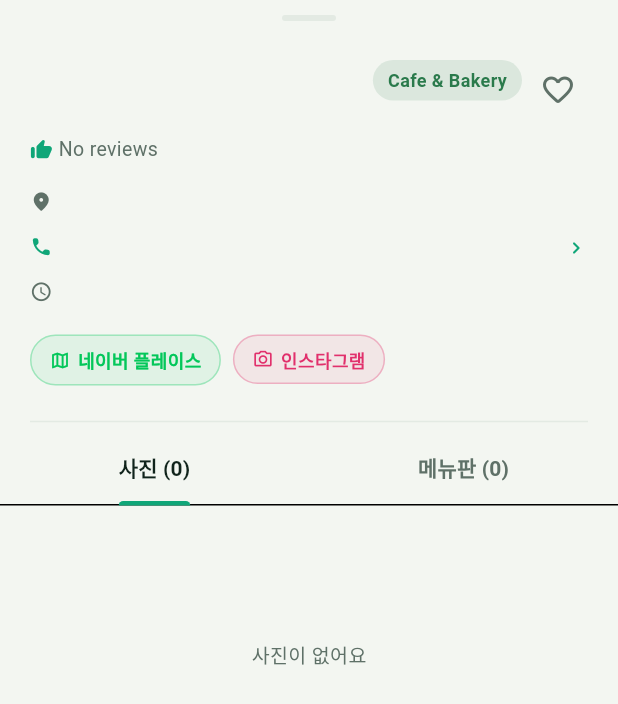
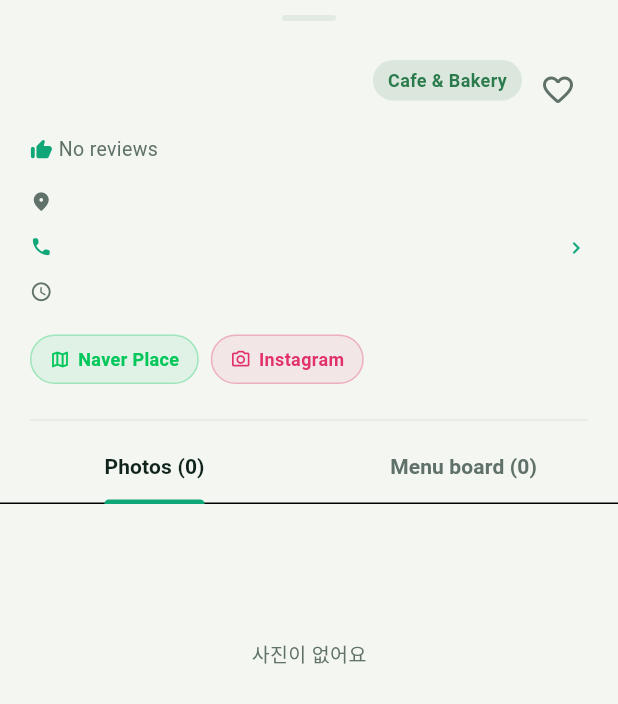
Before and after one commit to hongbomshin-lab/CUBED_v2, a Flutter app: the StoreDetailSheet widget shown alone on an empty page, opened directly with empty values, on a phone screen of 412 x 824 dp. Shown: the top 704 px of the screen. Run offline on Flutter 3.47's test engine with Material 3 defaults, Android fonts, the phone set to English and light mode, and no system bars; our stand-ins replace cached_network_image, flutter_image_compress, flutter_riverpod, geolocator, image_picker, shared_preferences and 4 more; missing offline and left inert: dart:js_interop, flutter_naver_map, mobile_scanner; accounts and stored records are empty; network calls fail; Roboto replaces fonts that are missing (Pretendard).

Commit message:
feat(i18n): 매장 상세 전체 다국어 — 고정 UI + serving·주소 데이터
매장 상세가 외국어에서도 전부 번역되도록:
- 고정 UI(ui_strings): 사진/메뉴판 탭, 리뷰 제목, '아직 리뷰 없어요',
  메뉴판 제보/리뷰 쓰기, 네이버 플레이스/인스타그램, 추천·비추천, 수정·삭제, 원 접미사
- 데이터(dict): serving(1잔·1인분), 주소(store_addr) 번역 경로 추가
- 리얼식단 전북도청점: 메뉴명·설명·serving·주소 en/ja/zh 데이터(SQL) 채움
  (고정 UI는 전 매장 공통 적용 — 원래 그래야 맞음)

```diff
--- a/lib/features/map/widgets/store_detail_sheet.dart
+++ b/lib/features/map/widgets/store_detail_sheet.dart
@@ -237,6 +237,7 @@ class _StoreDetailSheetState extends ConsumerState<StoreDetailSheet>
     // 리뷰 목록(실시간) — 작성/수정 후 카운트·목록 즉시 반영.
     final reviewsAsync = ref.watch(storeReviewsProvider(s.id));
     final myId = ref.watch(currentUserProvider)?.id; // 내 리뷰 수정·삭제 노출용
+    final dict = ref.watch(dictProvider); // 주소 등 DB 값 번역용
     final liveReviews = reviewsAsync.valueOrNull;
     final reviewCount = liveReviews?.length ?? s.reviewCount;
     final recommendCount = liveReviews != null
@@ -335,7 +336,8 @@ class _StoreDetailSheetState extends ConsumerState<StoreDetailSheet>
 
                       // 주소
                       _InfoRow(
-                          icon: Icons.location_on_rounded, text: s.address),
+                          icon: Icons.location_on_rounded,
+                          text: dict.storeAddr(s.address)),
                       if (s.phone != null)
                         _InfoRow(
                           icon: Icons.phone_rounded,
@@ -353,14 +355,14 @@ class _StoreDetailSheetState extends ConsumerState<StoreDetailSheet>
                         Wrap(spacing: 8, children: [
                           if (s.naverPlaceUrl != null)
                             _LinkButton(
-                              label: '네이버 플레이스',
+                              label: uiText('naverPlace', menuLang),
                               icon: Icons.map_outlined,
                               color: const Color(0xFF03C75A),
                               onTap: () => _launchWeb(s.naverPlaceUrl!),
                             ),
                           if (s.instagramUrl != null)
                             _LinkButton(
-                              label: '인스타그램',
+                              label: uiText('instagram', menuLang),
                               icon: Icons.camera_alt_outlined,
                               color: const Color(0xFFE1306C),
                               onTap: () => _launchInstagram(s.instagramUrl!),
@@ -389,8 +391,12 @@ class _StoreDetailSheetState extends ConsumerState<StoreDetailSheet>
                   labelStyle: const TextStyle(
                       fontWeight: FontWeight.w700, fontSize: 14),
                   tabs: [
-                    Tab(text: '사진 (${_gallery.length})'),
-                    Tab(text: '메뉴판 (${_menuBoards.length})'),
+                    Tab(
+                        text:
+                            '${uiText('photosTab', menuLang)} (${_gallery.length})'),
+                    Tab(
+                        text:
+                            '${uiText('menuBoardTab', menuLang)} (${_menuBoards.length})'),
                   ],
                 ),
                 SizedBox(
@@ -412,7 +418,7 @@ class _StoreDetailSheetState extends ConsumerState<StoreDetailSheet>
                     children: [
                       const Divider(color: CubedColors.line),
                       const SizedBox(height: 4),
-                      Text('리뷰 $reviewCount',
+                      Text('${uiText('reviewsTitle', menuLang)} $reviewCount',
                           style: const TextStyle(
                               fontSize: 15, fontWeight: FontWeight.w800)),
                       const SizedBox(height: 10),
@@ -421,17 +427,18 @@ class _StoreDetailSheetState extends ConsumerState<StoreDetailSheet>
                           padding: EdgeInsets.symmetric(vertical: 16),
                           child: Center(child: CircularProgressIndicator()),
                         ),
-                        error: (_, __) => const Padding(
-                          padding: EdgeInsets.symmetric(vertical: 16),
-                          child: Text('리뷰를 불러오지 못했어요',
-                              style: TextStyle(
+                        error: (_, __) => Padding(
+                          padding: const EdgeInsets.symmetric(vertical: 16),
+                          child: Text(uiText('reviewLoadFailed', menuLang),
+                              style: const TextStyle(
                                   color: CubedColors.inkSoft, fontSize: 13)),
                         ),
                         data: (reviews) => reviews.isEmpty
-                            ? const Padding(
-                                padding: EdgeInsets.symmetric(vertical: 16),
-                                child: Text('아직 리뷰가 없어요. 첫 리뷰를 남겨보세요!',
-                                    style: TextStyle(
+                            ? Padding(
+                                padding:
+                                    const EdgeInsets.symmetric(vertical: 16),
+                                child: Text(uiText('noReviewYet', menuLang),
+                                    style: const TextStyle(
                                         color: CubedColors.inkSoft,
                                         fontSize: 13)),
                               )
@@ -440,6 +447,7 @@ class _StoreDetailSheetState extends ConsumerState<StoreDetailSheet>
                                   for (final r in reviews)
                                     _ReviewTile(
                                       review: r,
+                                      lang: menuLang,
                                       isMine: myId != null && r.userId == myId,
                                       onEdit: _onWriteReview,
                                       onDelete: () => _onDeleteReview(r),
@@ -460,7 +468,7 @@ class _StoreDetailSheetState extends ConsumerState<StoreDetailSheet>
                       child: OutlinedButton.icon(
                         onPressed: _onReportMenuBoard,
                         icon: const Icon(Icons.camera_alt_rounded, size: 16),
-                        label: const Text('메뉴판 제보'),
+                        label: Text(uiText('reportMenuBoard', menuLang)),
                         style: OutlinedButton.styleFrom(
                           foregroundColor: CubedColors.inkSoft,
                           side: const BorderSide(color: CubedColors.line),
@@ -473,7 +481,7 @@ class _StoreDetailSheetState extends ConsumerState<StoreDetailSheet>
                       child: FilledButton.icon(
                         onPressed: _onWriteReview,
                         icon: const Icon(Icons.rate_review_rounded, size: 16),
-                        label: const Text('리뷰 쓰기'),
+                        label: Text(uiText('writeReview', menuLang)),
                         style: FilledButton.styleFrom(
                           backgroundColor: CubedColors.brand,
                           padding: const EdgeInsets.symmetric(vertical: 13),
@@ -688,9 +696,10 @@ class _MenuTile extends StatelessWidget {
   Widget build(BuildContext context) {
     // 보조 정보(칼로리·가격·기준량)는 있는 것만 이어 붙인다.
     final sub = <String>[
-      if (menu.serving != null) menu.serving!,
+      if (menu.serving != null) dict.serving(menu.serving!),
       if (menu.calories != null) '${_fmt(menu.calories!)} kcal',
-      if (menu.priceWon != null) '${_won(menu.priceWon!)}원',
+      if (menu.priceWon != null)
+        '${_won(menu.priceWon!)}${uiText('wonSuffix', lang)}',
     ];
 
     return Padding(
@@ -875,11 +884,13 @@ class _LinkButton extends StatelessWidget {
 class _ReviewTile extends StatelessWidget {
   const _ReviewTile({
     required this.review,
+    required this.lang,
     this.isMine = false,
     this.onEdit,
     this.onDelete,
   });
   final StoreReview review;
+  final AppLang lang;
   final bool isMine;
   final VoidCallback? onEdit;
   final VoidCallback? onDelete;
@@ -911,7 +922,7 @@ class _ReviewTile extends StatelessWidget {
             Icon(rec ? Icons.thumb_up_rounded : Icons.thumb_down_rounded,
                 size: 14, color: rec ? CubedColors.brand : CubedColors.inkSoft),
             const SizedBox(width: 5),
-            Text(rec ? '추천' : '비추천',
+            Text(uiText(rec ? 'recommend' : 'notRecommend', lang),
                 style: TextStyle(
                     fontSize: 12,
                     fontWeight: FontWeight.w800,
@@ -922,8 +933,11 @@ class _ReviewTile extends StatelessWidget {
                     const TextStyle(fontSize: 11, color: CubedColors.inkSoft)),
             if (isMine) ...[
               const SizedBox(width: 4),
-              _MineAction(label: '수정', onTap: onEdit),
-              _MineAction(label: '삭제', onTap: onDelete, danger: true),
+              _MineAction(label: uiText('editAction', lang), onTap: onEdit),
+              _MineAction(
+                  label: uiText('deleteAction', lang),
+                  onTap: onDelete,
+                  danger: true),
             ],
           ]),
           if (review.content != null) ...[
--- a/scripts/data/store_translations.csv
+++ b/scripts/data/store_translations.csv
@@ -45,3 +45,6 @@ store_menu,제로 초코라떼,Zero Choco Latte,ゼロチョコラテ,零糖巧
 store_menu,스파이시투움바 흑현미 리조또,Spicy Toowoomba Black Rice Risotto,スパイシートゥーンバ黒玄米リゾット,香辣图姆巴黑糙米烩饭,
 menu_note,대체당 제로 음료,Zero-sugar drink made with a sugar substitute,代替糖を使ったゼロシュガードリンク,使用代糖的零糖饮品,
 menu_note,흑현미 건강식 대표,Signature black-rice healthy meal,黒玄米ヘルシー料理の看板メニュー,黑糙米健康餐招牌菜,
+serving,1잔,1 cup,1杯,1杯,
+serving,1인분,1 serving,1人前,1人份,
+store_addr,전북특별자치도 전주시 완산구 범안1길 12,"12 Beoman 1-gil, Wansan-gu, Jeonju, Jeollabuk-do",全羅北道 全州市 完山区 ボマン1ギル 12,全罗北道 全州市 完山区 凡安1路 12,
```
Also changed, not shown: lib/core/i18n/ui_strings.dart (+85 -0 lines), lib/data/translation_repository.dart (+6 -1 lines), 2 other files.
